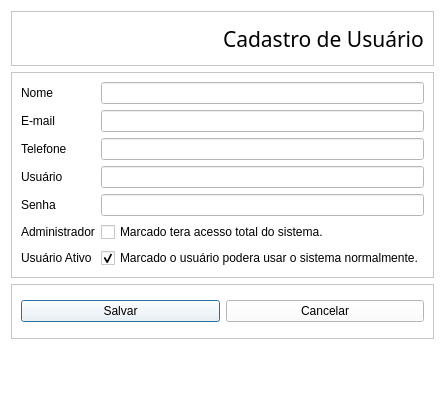
Before: the Qt Designer form View/Telas/CadastroUsuario.ui in Blastoles/ProjetoSCGI, drawn with Qt 5.
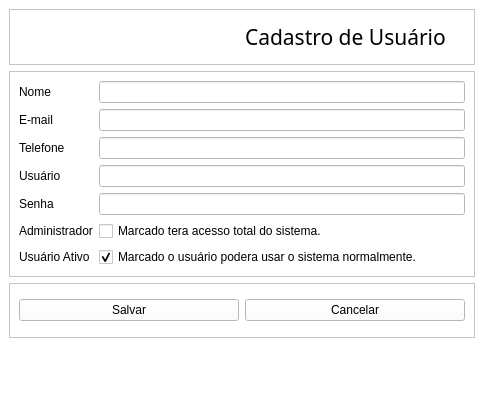
After: the same form once the commit is applied. Icons and pictures are not drawn.

Diff of the .ui file:
```diff
--- a/View/Telas/CadastroUsuario.ui
+++ b/View/Telas/CadastroUsuario.ui
@@ -1,7 +1,7 @@
 <?xml version="1.0" encoding="UTF-8"?>
 <ui version="4.0">
  <class>CadastrodeUsuario</class>
- <widget class="QDialog" name="CadastrodeUsuario">
+ <widget class="QMainWindow" name="CadastrodeUsuario">
   <property name="windowModality">
    <enum>Qt::NonModal</enum>
   </property>
@@ -9,8 +9,8 @@
    <rect>
     <x>0</x>
     <y>0</y>
-    <width>416</width>
-    <height>411</height>
+    <width>484</width>
+    <height>409</height>
    </rect>
   </property>
   <property name="acceptDrops">
@@ -22,11 +22,7 @@
   <property name="styleSheet">
    <string notr="true">background-color: rgb(255, 255, 255);</string>
   </property>
-  <property name="windowFilePath">
-   <string notr="true"/>
-  </property>
-  <layout class="QHBoxLayout" name="horizontalLayout_3">
-   <item>
+  <widget class="QWidget" name="centralwidget">
     <layout class="QVBoxLayout" name="verticalLayout">
      <item>
       <widget class="QFrame" name="frame_4">
@@ -241,9 +237,6 @@
        <property name="styleSheet">
         <string notr="true">color: rgb(255, 0, 0);</string>
        </property>
-       <property name="frameShape">
-        <enum>QFrame::NoFrame</enum>
-       </property>
        <property name="text">
         <string/>
        </property>
@@ -253,8 +246,7 @@
       </widget>
      </item>
     </layout>
-   </item>
-  </layout>
+  </widget>
  </widget>
  <resources/>
  <connections/>
```
Lines whose indentation alone changed are shown as unchanged.
